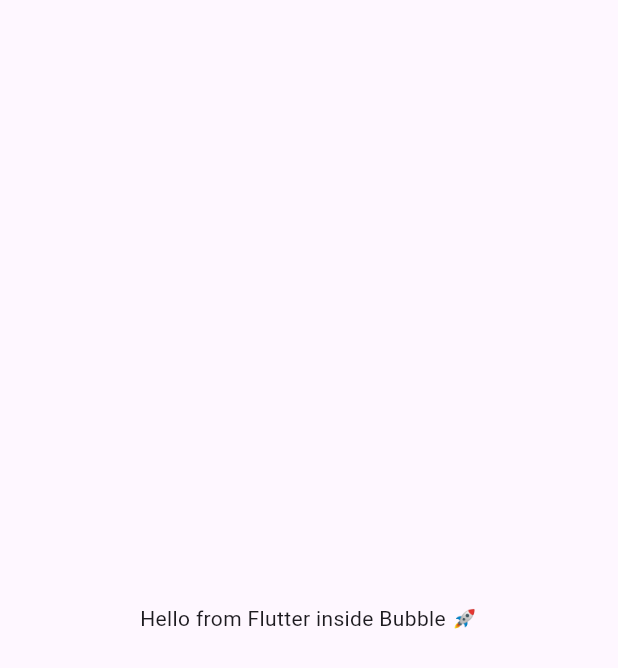
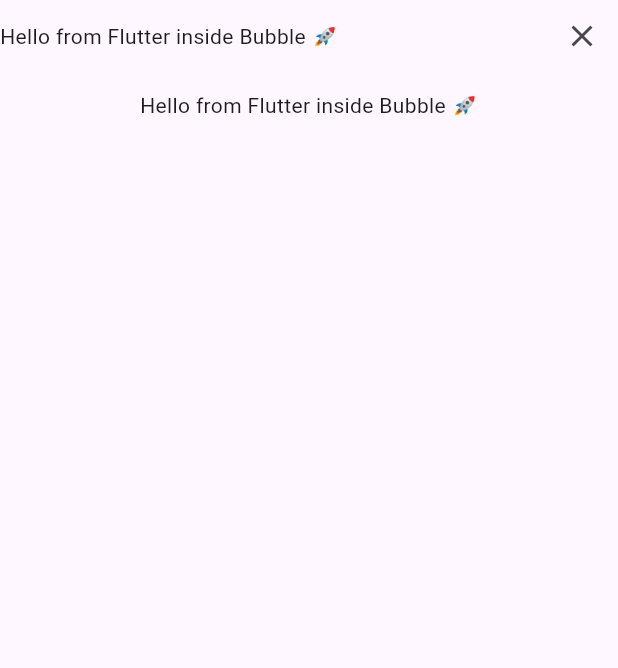
Before and after one commit to GradleBuildTech/pl_bubble, a Flutter app: the ExpandBubblePage screen opened by its route, on a phone screen of 412 x 824 dp. Shown: the top 668 px of the screen. Run offline on Flutter 3.47's test engine with Material 3 defaults, Android fonts, the phone set to English and light mode, and no system bars.

```diff
--- a/lib/main.dart
+++ b/lib/main.dart
@@ -16,6 +16,7 @@ class MainApp extends StatelessWidget {
   Widget build(BuildContext context) {
     return MaterialApp(
       showSemanticsDebugger: false,
+      debugShowCheckedModeBanner: false,
 
       routes: {
         "/expandBubble": (context) => const ExpandBubblePage(),
@@ -51,7 +52,7 @@ class _MainPageState extends State<MainPage> implements BubbleEventListener {
 
         expandBubbleConfig: ExpandBubbleConfig(
           width: BubbleConstants.matchParent.toDouble(),
-          height: 400.0,
+          height: 500.0,
           routeEngine: "/expandBubble",
         ),
       ),
@@ -95,6 +96,13 @@ class _MainPageState extends State<MainPage> implements BubbleEventListener {
               },
               child: const Text('Open Bubble'),
             ),
+            const SizedBox(height: 12.0),
+            TextButton(
+              onPressed: () async {
+                await AndroidBubbleService.instance.closeExpandBubble();
+              },
+              child: const Text('Close Expand Bubble'),
+            ),
           ],
         ),
       ),
@@ -124,10 +132,25 @@ class ExpandBubblePage extends StatelessWidget {
   Widget build(BuildContext context) {
     return SizedBox(
       width: double.infinity,
-      height: 300,
-
+      height: double.infinity,
       child: Scaffold(
-        body: Center(child: Text("Hello from Flutter inside Bubble 🚀")),
+        body: Column(
+          children: [
+            Row(
+              crossAxisAlignment: CrossAxisAlignment.center,
+              children: [
+                Expanded(child: Text("Hello from Flutter inside Bubble 🚀")),
+                IconButton(
+                  onPressed: () =>
+                      AndroidBubbleService.instance.closeExpandBubble(),
+                  icon: const Icon(Icons.close),
+                ),
+              ],
+            ),
+            const SizedBox(height: 12.0),
+            Expanded(child: Text("Hello from Flutter inside Bubble 🚀")),
+          ],
+        ),
       ),
     );
   }
--- a/lib/src/services/bubble_channel.dart
+++ b/lib/src/services/bubble_channel.dart
@@ -9,6 +9,14 @@ import '../utils/constants.dart';
 
 // Method channel for communicating with native bubble implementation
 class BubbleChannel {
+  BubbleChannel._();
+
+  factory BubbleChannel() => _instance;
+
+  static final BubbleChannel _instance = BubbleChannel._();
+
+  static BubbleChannel get instance => _instance;
+
   static const MethodChannel _channel = MethodChannel(
     BubbleConstants.methodChannelName,
   );
@@ -123,7 +131,7 @@ class BubbleChannel {
 
   static Future<void> closeExpandBubble() async {
     try {
-      await _channel.invokeMethod(_closeExpandBubbleMethod);
+      await _channel.invokeMethod(_closeExpandBubbleMethod, true);
     } on PlatformException catch (e) {
       throw BubbleException(
         'Failed to close expand bubble: ${e.message}',
```
Also changed, not shown: 6 other files.
